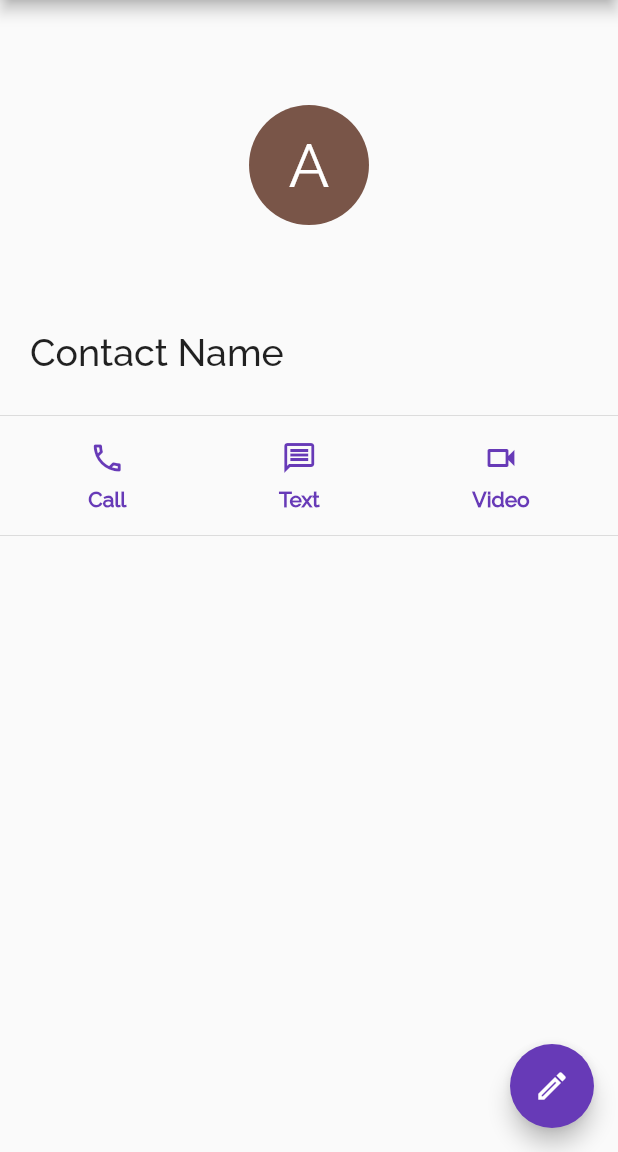
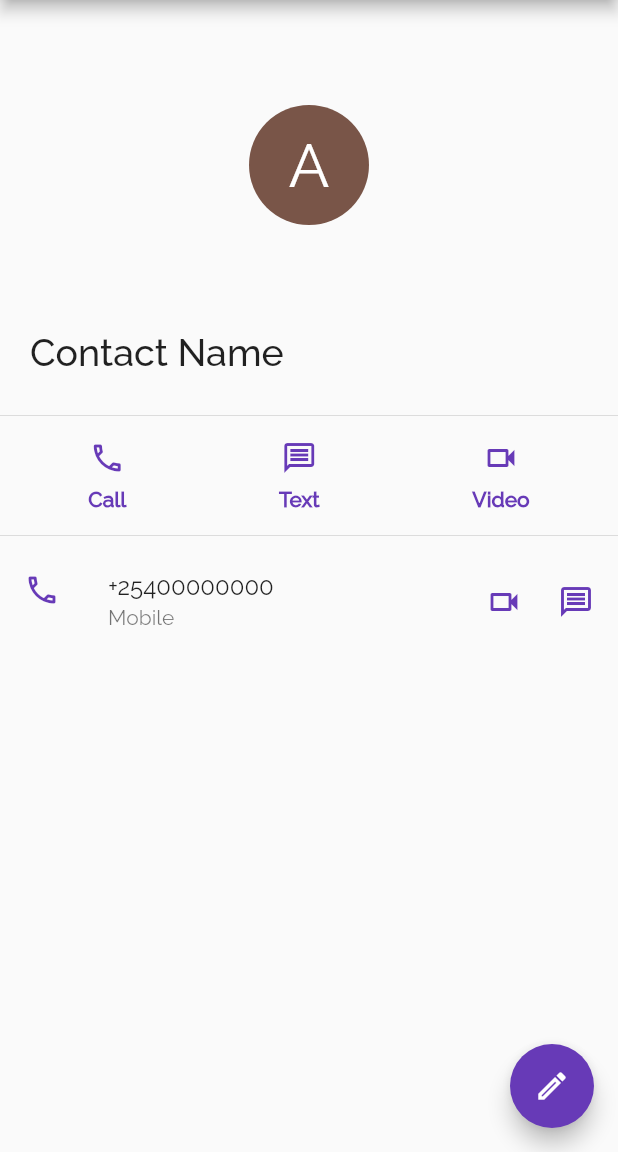
Before and after one commit to ChegeBryan/google-contacts-mock, a Flutter app: the Contact screen opened directly, on a phone screen of 412 x 824 dp, the part 84-1236 px from its top. Run offline on Flutter 3.47's test engine with Material 2 defaults, Android fonts, the phone set to English and light mode, and no system bars; missing offline and left inert: floating_search_bar.

Commit message:
Add contact number listtile

```diff
--- a/lib/contact.dart
+++ b/lib/contact.dart
@@ -87,6 +87,27 @@ class ContactDetails extends StatelessWidget {
         Divider(),
         buttonSection,
         Divider(),
+        ListTile(
+          leading: Icon(
+            Icons.call_outlined,
+            color: color,
+          ),
+          title: Text('+25400000000'),
+          subtitle: Text('Mobile'),
+          trailing: Wrap(
+            spacing: 24,
+            children: [
+              Icon(
+                Icons.videocam_outlined,
+                color: color,
+              ),
+              Icon(
+                Icons.message_outlined,
+                color: color,
+              ),
+            ],
+          ),
+        ),
       ],
     );
   }
```
